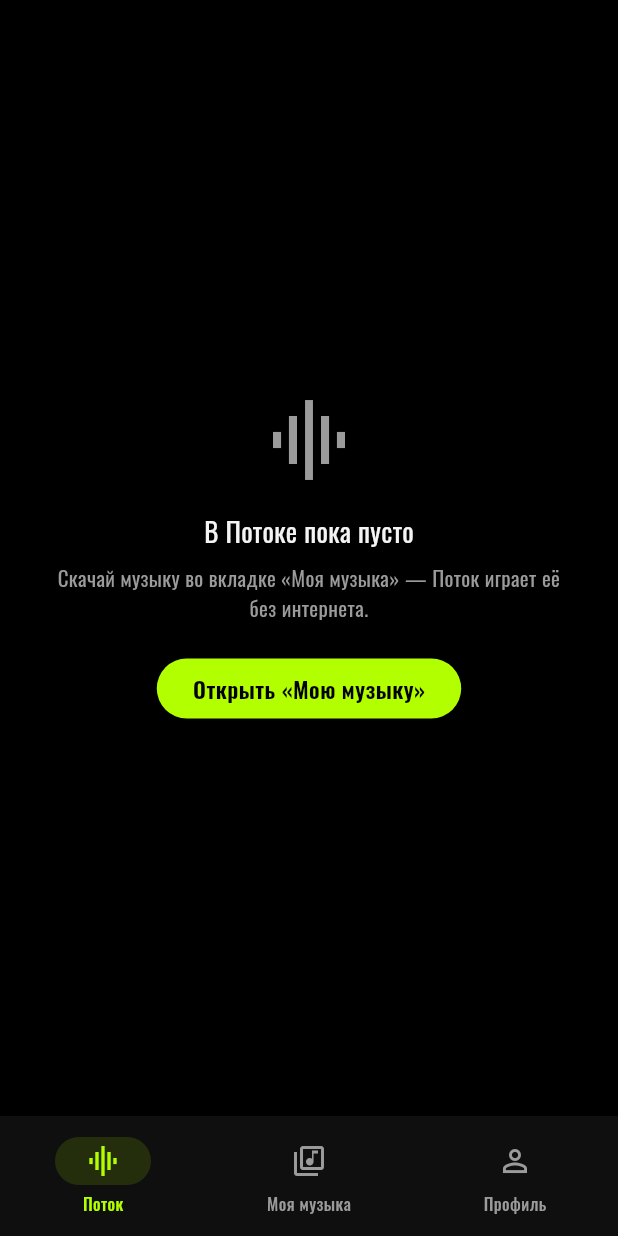
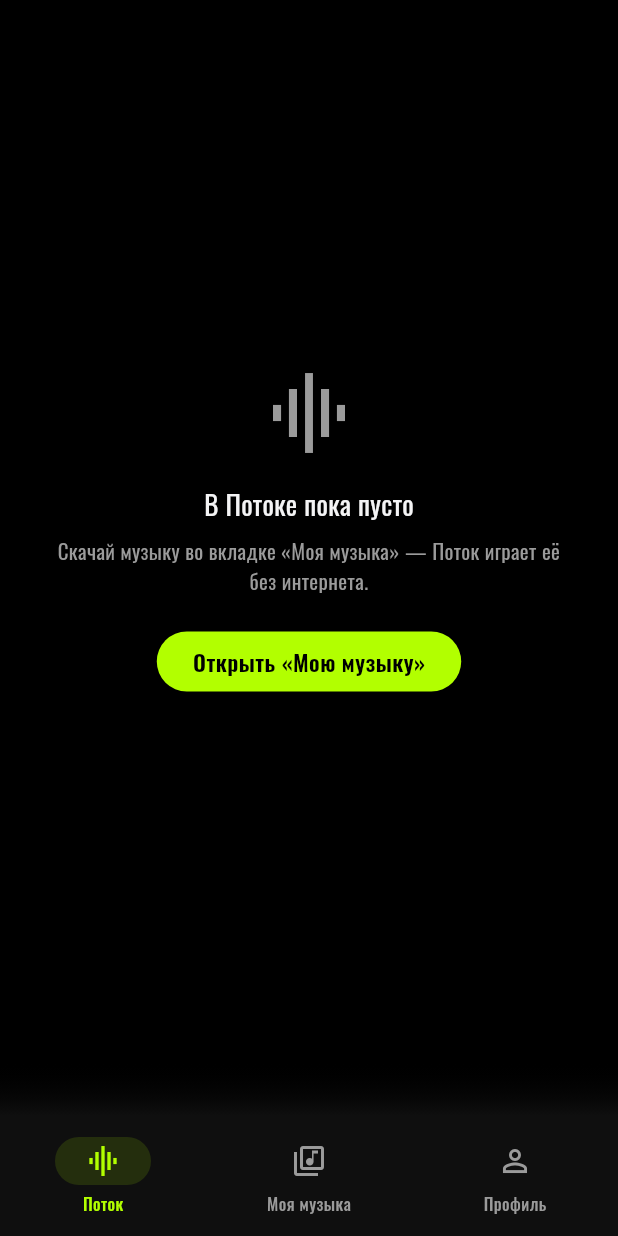
Before and after one commit to sanyamax13/soundflow-player, a Flutter app: the screen it shows after launch, on a phone screen of 412 x 824 dp. Run offline on Flutter 3.47's test engine with Material 3 defaults, Android fonts, the phone set to English and light mode, and no system bars; our stand-ins replace audio_service, dio, just_audio, sqflite; missing offline and left inert: audio_session; accounts and stored records are empty; statements that could not run were skipped.

Commit message:
feat(mobile): плавный переход от плеера к нижнему меню (Alex TG, 06.09.2026)
Alex обвёл стык: чёрный низ полноэкранного плеера резко переходил в
панель вкладок #0F0F0F. На «Потоке» перед NavigationBar добавлена полоса
36px с градиентом [прозрачный → Afisha.surface] — мягкий переход вместо
линии. Только на вкладке «Поток», другие вкладки не затронуты.

flutter analyze + test 23/23.

Co-Authored-By: Claude Sonnet 5 <noreply@anthropic.com>
Claude-Session: https://claude.ai/code/session_01Y9uaJhA4Swh1SuiwMJfbSM

```diff
--- a/apps/mobile/lib/app/shell.dart
+++ b/apps/mobile/lib/app/shell.dart
@@ -1,5 +1,6 @@
 import 'package:flutter/material.dart';
 
+import '../core/theme.dart';
 import '../features/my_music/my_music_screen.dart';
 import '../features/player/mini_player.dart';
 import '../features/profile/profile_screen.dart';
@@ -39,6 +40,20 @@ class _ShellState extends State<Shell> {
           // На «Потоке» и так на весь экран управление плеером — полоска
           // здесь была бы тем же самым второй раз (05.09.2026).
           if (_tab != 0) MiniPlayer(controller: AppScope.of(context).player),
+          // Плавный переход от полноэкранного плеера к нижнему меню — мягкая
+          // полоса-градиент вместо резкого стыка чёрного низа плеера и
+          // панели #0F0F0F (Alex 06.09.2026).
+          if (_tab == 0)
+            Container(
+              height: 36,
+              decoration: const BoxDecoration(
+                gradient: LinearGradient(
+                  begin: Alignment.topCenter,
+                  end: Alignment.bottomCenter,
+                  colors: [Colors.transparent, Afisha.surface],
+                ),
+              ),
+            ),
           NavigationBar(
             selectedIndex: _tab,
             onDestinationSelected: (i) => setState(() => _tab = i),
```
